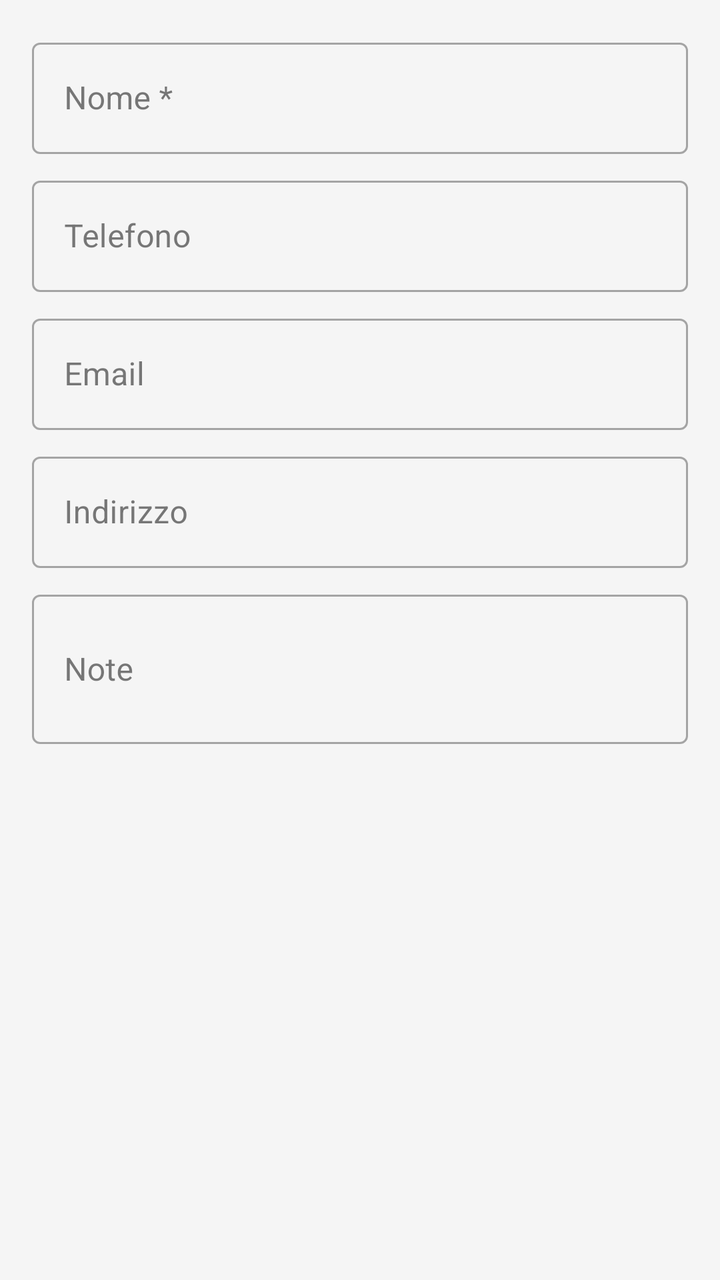
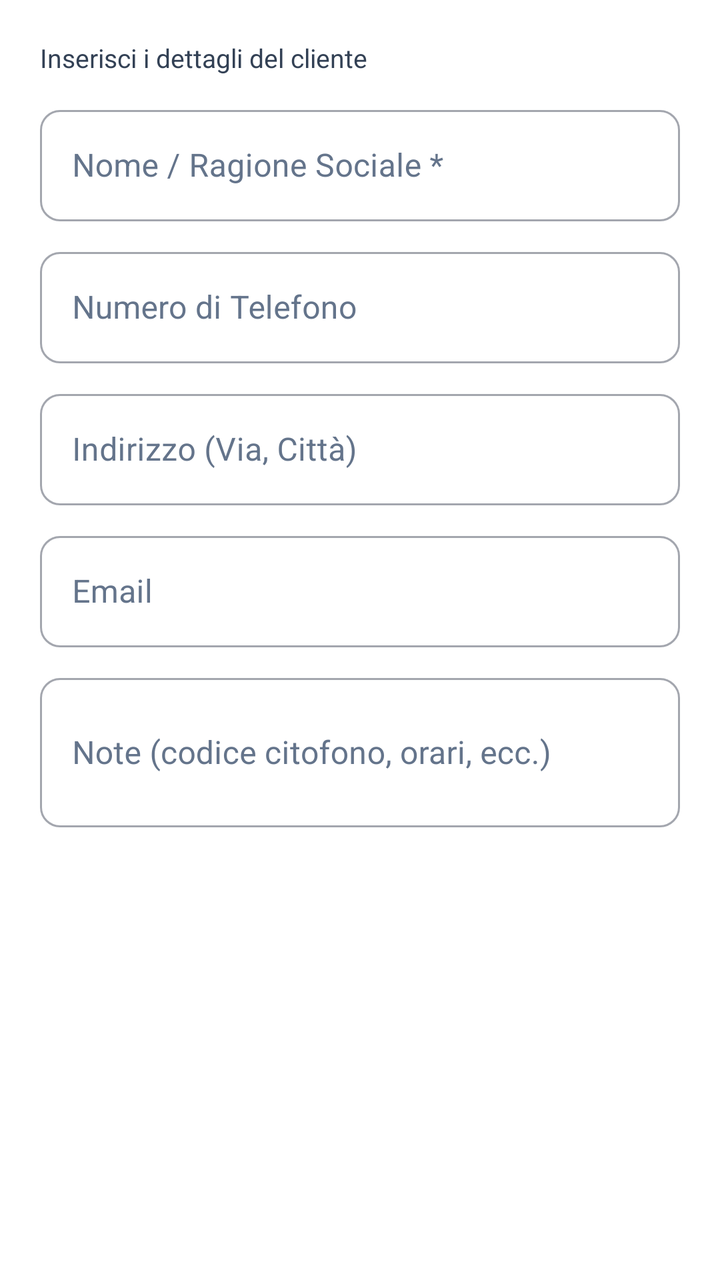

Two renders of the same Android screen: before a commit and after it. Below are the layout's source before the change and the commit's diff.
<!-- AndroidManifest.xml: application theme Theme.TechInterventionApp -->
<!-- res/layout/dialog_add_client.xml -->
<?xml version="1.0" encoding="utf-8"?>
<LinearLayout
    xmlns:android="http://schemas.android.com/apk/res/android"
    android:layout_width="match_parent"
    android:layout_height="wrap_content"
    android:orientation="vertical"
    android:padding="16dp">

    <com.google.android.material.textfield.TextInputLayout
        style="@style/Widget.MaterialComponents.TextInputLayout.OutlinedBox"
        android:layout_width="match_parent"
        android:layout_height="wrap_content"
        android:hint="Nome *">
        <com.google.android.material.textfield.TextInputEditText
            android:id="@+id/et_name"
            android:layout_width="match_parent"
            android:layout_height="wrap_content"
            android:inputType="textPersonName" />
    </com.google.android.material.textfield.TextInputLayout>

    <com.google.android.material.textfield.TextInputLayout
        style="@style/Widget.MaterialComponents.TextInputLayout.OutlinedBox"
        android:layout_width="match_parent"
        android:layout_height="wrap_content"
        android:hint="Telefono"
        android:layout_marginTop="8dp">
        <com.google.android.material.textfield.TextInputEditText
            android:id="@+id/et_phone"
            android:layout_width="match_parent"
            android:layout_height="wrap_content"
            android:inputType="phone" />
    </com.google.android.material.textfield.TextInputLayout>

    <com.google.android.material.textfield.TextInputLayout
        style="@style/Widget.MaterialComponents.TextInputLayout.OutlinedBox"
        android:layout_width="match_parent"
        android:layout_height="wrap_content"
        android:hint="Email"
        android:layout_marginTop="8dp">
        <com.google.android.material.textfield.TextInputEditText
            android:id="@+id/et_email"
            android:layout_width="match_parent"
            android:layout_height="wrap_content"
            android:inputType="textEmailAddress" />
    </com.google.android.material.textfield.TextInputLayout>

    <com.google.android.material.textfield.TextInputLayout
        style="@style/Widget.MaterialComponents.TextInputLayout.OutlinedBox"
        android:layout_width="match_parent"
        android:layout_height="wrap_content"
        android:hint="Indirizzo"
        android:layout_marginTop="8dp">
        <com.google.android.material.textfield.TextInputEditText
            android:id="@+id/et_address"
            android:layout_width="match_parent"
            android:layout_height="wrap_content"
            android:inputType="textPostalAddress" />
    </com.google.android.material.textfield.TextInputLayout>

    <com.google.android.material.textfield.TextInputLayout
        style="@style/Widget.MaterialComponents.TextInputLayout.OutlinedBox"
        android:layout_width="match_parent"
        android:layout_height="wrap_content"
        android:hint="Note"
        android:layout_marginTop="8dp">
        <com.google.android.material.textfield.TextInputEditText
            android:id="@+id/et_notes"
            android:layout_width="match_parent"
            android:layout_height="wrap_content"
            android:inputType="textMultiLine"
            android:minLines="2" />
    </com.google.android.material.textfield.TextInputLayout>

</LinearLayout>
<!-- resources referenced by this layout -->
<resources>
  <style name="Theme.TechInterventionApp" parent="Theme.MaterialComponents.DayNight.NoActionBar">
          
          <item name="colorPrimary">@color/primary</item>
          <item name="colorPrimaryVariant">@color/primary_variant</item>
          <item name="colorOnPrimary">@color/white</item>
          <item name="colorSecondary">@color/secondary</item>
          <item name="colorSecondaryVariant">@color/secondary_variant</item>
          <item name="colorOnSecondary">@color/white</item>
          <item name="colorError">@color/error</item>
  
          
          <item name="android:colorBackground">@color/background</item>
          <item name="colorSurface">@color/surface</item>
          <item name="colorOnSurface">@color/on_surface</item>
  
          
          <item name="android:statusBarColor">@color/primary_variant</item>
      </style>
  <color name="primary">#1565C0</color>
  <color name="primary_variant">#003c8f</color>
  <color name="white">#FFFFFF</color>
  <color name="secondary">#FF6F00</color>
  <color name="secondary_variant">#c43e00</color>
  <color name="error">#B00020</color>
  <color name="background">#F5F5F5</color>
  <color name="surface">#FFFFFF</color>
  <color name="on_surface">#212121</color>
</resources>

<!-- the commit's change to res/layout/dialog_add_client.xml (unified diff, before → after) -->
@@ -1,20 +1,36 @@
 <?xml version="1.0" encoding="utf-8"?>
 <LinearLayout
     xmlns:android="http://schemas.android.com/apk/res/android"
+    xmlns:app="http://schemas.android.com/apk/res-auto"
     android:layout_width="match_parent"
     android:layout_height="wrap_content"
     android:orientation="vertical"
-    android:padding="16dp">
+    android:padding="20dp"
+    android:background="@color/surface">
+
+    <TextView
+        android:layout_width="match_parent"
+        android:layout_height="wrap_content"
+        android:text="Inserisci i dettagli del cliente"
+        android:textSize="13sp"
+        android:textColor="@color/text_secondary"
+        android:layout_marginBottom="12dp" />
 
     <com.google.android.material.textfield.TextInputLayout
         style="@style/Widget.MaterialComponents.TextInputLayout.OutlinedBox"
         android:layout_width="match_parent"
         android:layout_height="wrap_content"
-        android:hint="Nome *">
+        android:hint="Nome / Ragione Sociale *"
+        android:textColorHint="@color/text_muted"
+        app:boxCornerRadiusTopStart="10dp"
+        app:boxCornerRadiusTopEnd="10dp"
+        app:boxCornerRadiusBottomStart="10dp"
+        app:boxCornerRadiusBottomEnd="10dp">
         <com.google.android.material.textfield.TextInputEditText
             android:id="@+id/et_name"
             android:layout_width="match_parent"
             android:layout_height="wrap_content"
+            android:textColor="@color/text_primary"
             android:inputType="textPersonName" />
     </com.google.android.material.textfield.TextInputLayout>
 
@@ -22,12 +38,18 @@
         style="@style/Widget.MaterialComponents.TextInputLayout.OutlinedBox"
         android:layout_width="match_parent"
         android:layout_height="wrap_content"
-        android:hint="Telefono"
-        android:layout_marginTop="8dp">
+        android:hint="Numero di Telefono"
+        android:textColorHint="@color/text_muted"
+        app:boxCornerRadiusTopStart="10dp"
+        app:boxCornerRadiusTopEnd="10dp"
+        app:boxCornerRadiusBottomStart="10dp"
+        app:boxCornerRadiusBottomEnd="10dp"
+        android:layout_marginTop="10dp">
         <com.google.android.material.textfield.TextInputEditText
             android:id="@+id/et_phone"
             android:layout_width="match_parent"
             android:layout_height="wrap_content"
+            android:textColor="@color/text_primary"
             android:inputType="phone" />
     </com.google.android.material.textfield.TextInputLayout>
 
@@ -35,12 +57,37 @@
         style="@style/Widget.MaterialComponents.TextInputLayout.OutlinedBox"
         android:layout_width="match_parent"
         android:layout_height="wrap_content"
+        android:hint="Indirizzo (Via, Città)"
+        android:textColorHint="@color/text_muted"
+        app:boxCornerRadiusTopStart="10dp"
+        app:boxCornerRadiusTopEnd="10dp"
+        app:boxCornerRadiusBottomStart="10dp"
+        app:boxCornerRadiusBottomEnd="10dp"
+        android:layout_marginTop="10dp">
+        <com.google.android.material.textfield.TextInputEditText
+            android:id="@+id/et_address"
+            android:layout_width="match_parent"
+            android:layout_height="wrap_content"
+            android:textColor="@color/text_primary"
+            android:inputType="textPostalAddress" />
+    </com.google.android.material.textfield.TextInputLayout>
+
+    <com.google.android.material.textfield.TextInputLayout
+        style="@style/Widget.MaterialComponents.TextInputLayout.OutlinedBox"
+        android:layout_width="match_parent"
+        android:layout_height="wrap_content"
         android:hint="Email"
-        android:layout_marginTop="8dp">
+        android:textColorHint="@color/text_muted"
+        app:boxCornerRadiusTopStart="10dp"
+        app:boxCornerRadiusTopEnd="10dp"
+        app:boxCornerRadiusBottomStart="10dp"
+        app:boxCornerRadiusBottomEnd="10dp"
+        android:layout_marginTop="10dp">
         <com.google.android.material.textfield.TextInputEditText
             android:id="@+id/et_email"
             android:layout_width="match_parent"
             android:layout_height="wrap_content"
+            android:textColor="@color/text_primary"
             android:inputType="textEmailAddress" />
     </com.google.android.material.textfield.TextInputLayout>
 
@@ -48,25 +95,18 @@
         style="@style/Widget.MaterialComponents.TextInputLayout.OutlinedBox"
         android:layout_width="match_parent"
         android:layout_height="wrap_content"
-        android:hint="Indirizzo"
-        android:layout_marginTop="8dp">
-        <com.google.android.material.textfield.TextInputEditText
-            android:id="@+id/et_address"
-            android:layout_width="match_parent"
-            android:layout_height="wrap_content"
-            android:inputType="textPostalAddress" />
-    </com.google.android.material.textfield.TextInputLayout>
-
-    <com.google.android.material.textfield.TextInputLayout
-        style="@style/Widget.MaterialComponents.TextInputLayout.OutlinedBox"
-        android:layout_width="match_parent"
-        android:layout_height="wrap_content"
-        android:hint="Note"
-        android:layout_marginTop="8dp">
+        android:hint="Note (codice citofono, orari, ecc.)"
+        android:textColorHint="@color/text_muted"
+        app:boxCornerRadiusTopStart="10dp"
+        app:boxCornerRadiusTopEnd="10dp"
+        app:boxCornerRadiusBottomStart="10dp"
+        app:boxCornerRadiusBottomEnd="10dp"
+        android:layout_marginTop="10dp">
         <com.google.android.material.textfield.TextInputEditText
             android:id="@+id/et_notes"
             android:layout_width="match_parent"
             android:layout_height="wrap_content"
+            android:textColor="@color/text_primary"
             android:inputType="textMultiLine"
             android:minLines="2" />
     </com.google.android.material.textfield.TextInputLayout>
<!-- resource entries referenced after the edit -->
@@ -1,6 +1,6 @@
 <!-- resources referenced by this layout -->
 <resources>
-  <style name="Theme.TechInterventionApp" parent="Theme.MaterialComponents.DayNight.NoActionBar">
+  <style name="Theme.TechInterventionApp" parent="Theme.MaterialComponents.Light.NoActionBar">
           
           <item name="colorPrimary">@color/primary</item>
           <item name="colorPrimaryVariant">@color/primary_variant</item>
@@ -13,19 +13,43 @@
           
           <item name="android:colorBackground">@color/background</item>
           <item name="colorSurface">@color/surface</item>
-          <item name="colorOnSurface">@color/on_surface</item>
+          <item name="colorOnSurface">@color/text_primary</item>
   
           
-          <item name="android:statusBarColor">@color/primary_variant</item>
+          <item name="android:textColor">@color/text_primary</item>
+          <item name="android:textColorPrimary">@color/text_primary</item>
+          <item name="android:textColorSecondary">@color/text_secondary</item>
+          <item name="android:textColorHint">@color/text_muted</item>
+  
+          
+          <item name="android:statusBarColor">@color/background</item>
+          <item name="android:windowLightStatusBar">true</item>
+          <item name="android:navigationBarColor">@color/surface</item>
+          <item name="android:windowLightNavigationBar">true</item>
+  
+          
+          <item name="textInputStyle">@style/Widget.App.TextInputLayout</item>
       </style>
-  <color name="primary">#1565C0</color>
-  <color name="primary_variant">#003c8f</color>
+  <color name="primary">#1E40AF</color>
+  <color name="primary_variant">#172554</color>
   <color name="white">#FFFFFF</color>
-  <color name="secondary">#FF6F00</color>
-  <color name="secondary_variant">#c43e00</color>
-  <color name="error">#B00020</color>
-  <color name="background">#F5F5F5</color>
+  <color name="secondary">#D97706</color>
+  <color name="secondary_variant">#B45309</color>
+  <color name="error">#DC2626</color>
+  <color name="background">#F8FAFC</color>
+  <style name="Widget.App.TextInputLayout" parent="Widget.MaterialComponents.TextInputLayout.OutlinedBox">
+          <item name="boxStrokeColor">@color/primary</item>
+          <item name="boxStrokeWidth">1.5dp</item>
+          <item name="boxCornerRadiusTopStart">12dp</item>
+          <item name="boxCornerRadiusTopEnd">12dp</item>
+          <item name="boxCornerRadiusBottomStart">12dp</item>
+          <item name="boxCornerRadiusBottomEnd">12dp</item>
+          <item name="hintTextColor">@color/primary</item>
+          <item name="android:textColorHint">@color/text_muted</item>
+      </style>
   <color name="surface">#FFFFFF</color>
-  <color name="on_surface">#212121</color>
+  <color name="text_muted">#64748B</color>
+  <color name="text_primary">#0F172A</color>
+  <color name="text_secondary">#334155</color>
 </resources>
 
